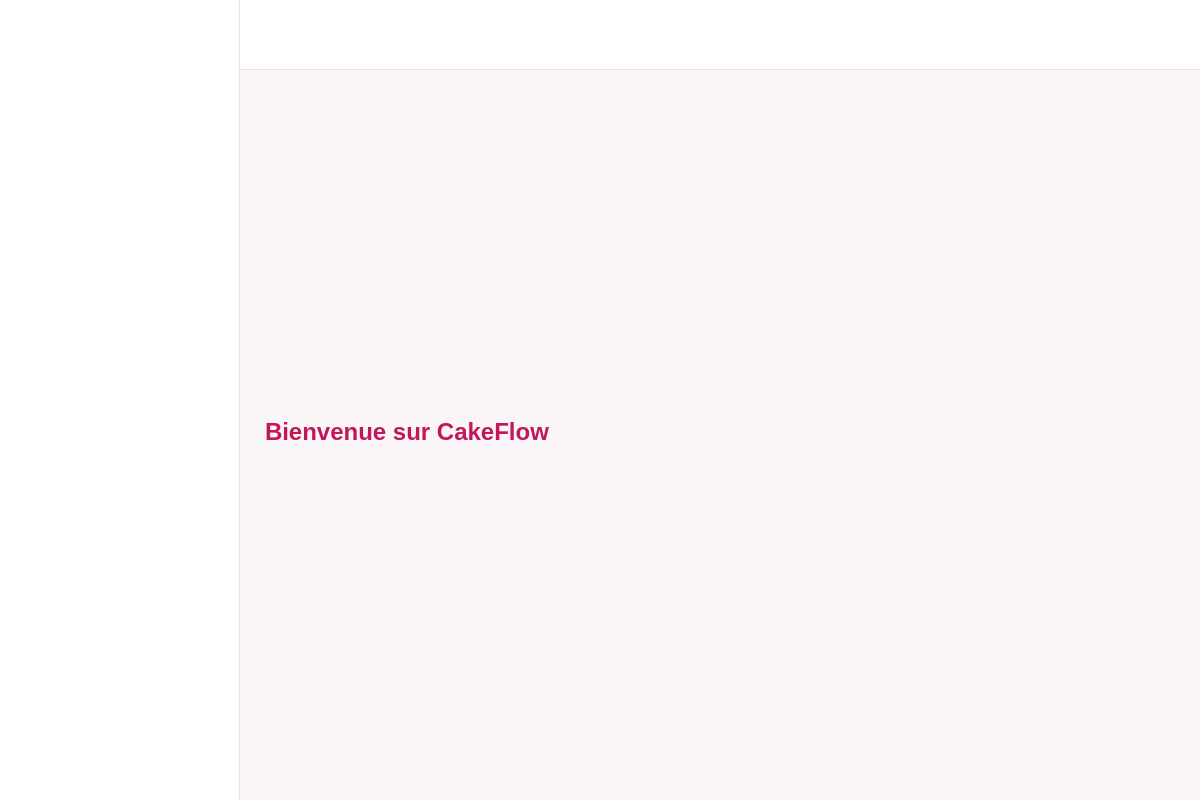
Above: app/ui/Dashboard.ui from HarivonyRAM/CakeFlow before the change. Below: the same form after it.
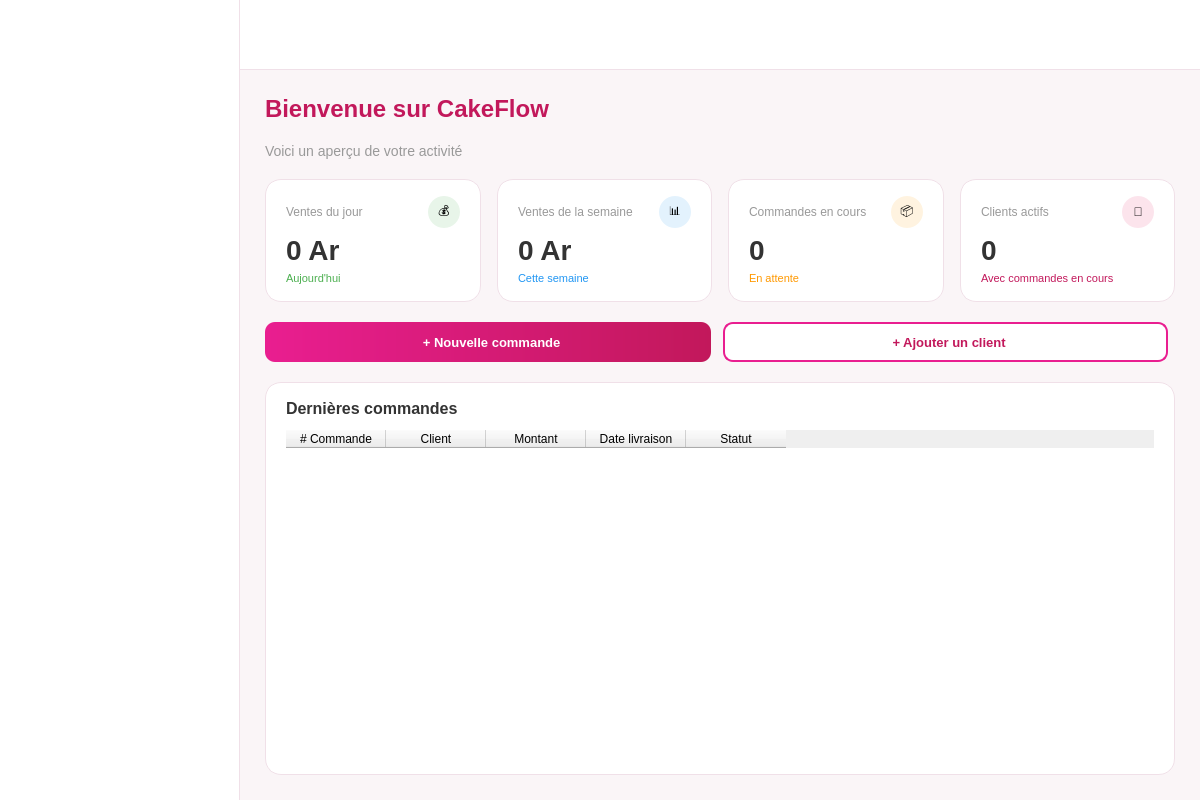
That is the form after the change.

What changed in the file:
```diff
--- a/app/ui/Dashboard.ui
+++ b/app/ui/Dashboard.ui
@@ -129,6 +129,9 @@
          <!-- Page d'accueil par défaut -->
          <widget class="QWidget" name="homePage">
           <layout class="QVBoxLayout" name="homeLayout">
+           <property name="spacing">
+            <number>20</number>
+           </property>
            <property name="leftMargin">
             <number>25</number>
            </property>
@@ -156,12 +159,510 @@
             </widget>
            </item>
            <item>
-            <spacer name="homeBottomSpacer">
-             <property name="orientation">
-              <enum>Qt::Vertical</enum>
+            <widget class="QLabel" name="subtitleLabel">
+             <property name="text">
+              <string>Voici un aperçu de votre activité</string>
              </property>
-            </spacer>
+             <property name="styleSheet">
+              <string notr="true">QLabel {
+    font-size: 14px;
+    color: #999999;
+    margin-top: -10px;
+}</string>
+             </property>
+            </widget>
            </item>
+
+           <!-- ===== Cartes statistiques ===== -->
+           <item>
+            <layout class="QHBoxLayout" name="statsCardsLayout">
+             <property name="spacing">
+              <number>16</number>
+             </property>
+
+             <!-- Carte 1 : Ventes du jour -->
+             <item>
+              <widget class="QFrame" name="cardVentesJour">
+               <property name="minimumSize">
+                <size>
+                 <width>0</width>
+                 <height>120</height>
+                </size>
+               </property>
+               <property name="styleSheet">
+                <string notr="true">QFrame#cardVentesJour {
+    background-color: #ffffff;
+    border: 1px solid #f0e0e8;
+    border-radius: 16px;
+}
+QFrame#cardVentesJour:hover {
+    border-color: #e91e90;
+    background-color: #fffafc;
+}</string>
+               </property>
+               <property name="frameShape">
+                <enum>QFrame::StyledPanel</enum>
+               </property>
+               <layout class="QVBoxLayout" name="cardVentesJourLayout">
+                <property name="leftMargin"><number>20</number></property>
+                <property name="topMargin"><number>16</number></property>
+                <property name="rightMargin"><number>20</number></property>
+                <property name="bottomMargin"><number>16</number></property>
+                <item>
+                 <layout class="QHBoxLayout">
+                  <item>
+                   <widget class="QLabel" name="cardVentesJourTitle">
+                    <property name="text"><string>Ventes du jour</string></property>
+                    <property name="styleSheet">
+                     <string notr="true">QLabel { font-size: 12px; color: #999999; }</string>
+                    </property>
+                   </widget>
+                  </item>
+                  <item>
+                   <spacer><property name="orientation"><enum>Qt::Horizontal</enum></property></spacer>
+                  </item>
+                  <item>
+                   <widget class="QLabel" name="cardVentesJourIcon">
+                    <property name="minimumSize"><size><width>32</width><height>32</height></size></property>
+                    <property name="maximumSize"><size><width>32</width><height>32</height></size></property>
+                    <property name="styleSheet">
+                     <string notr="true">QLabel { background-color: #e8f5e9; border-radius: 16px; padding: 6px; }</string>
+                    </property>
+                    <property name="text"><string>💰</string></property>
+                    <property name="alignment">
+                     <set>Qt::AlignCenter</set>
+                    </property>
+                   </widget>
+                  </item>
+                 </layout>
+                </item>
+                <item>
+                 <widget class="QLabel" name="cardVentesJourValue">
+                  <property name="text"><string>0 Ar</string></property>
+                  <property name="styleSheet">
+                   <string notr="true">QLabel { font-size: 28px; font-weight: bold; color: #333333; }</string>
+                  </property>
+                 </widget>
+                </item>
+                <item>
+                 <widget class="QLabel" name="cardVentesJourSubtext">
+                  <property name="text"><string>Aujourd'hui</string></property>
+                  <property name="styleSheet">
+                   <string notr="true">QLabel { font-size: 11px; color: #4caf50; }</string>
+                  </property>
+                 </widget>
+                </item>
+               </layout>
+              </widget>
+             </item>
+
+             <!-- Carte 2 : Ventes de la semaine -->
+             <item>
+              <widget class="QFrame" name="cardVentesSemaine">
+               <property name="minimumSize">
+                <size>
+                 <width>0</width>
+                 <height>120</height>
+                </size>
+               </property>
+               <property name="styleSheet">
+                <string notr="true">QFrame#cardVentesSemaine {
+    background-color: #ffffff;
+    border: 1px solid #f0e0e8;
+    border-radius: 16px;
+}
+QFrame#cardVentesSemaine:hover {
+    border-color: #e91e90;
+    background-color: #fffafc;
+}</string>
+               </property>
+               <property name="frameShape">
+                <enum>QFrame::StyledPanel</enum>
+               </property>
+               <layout class="QVBoxLayout" name="cardVentesSemaineLayout">
+                <property name="leftMargin"><number>20</number></property>
+                <property name="topMargin"><number>16</number></property>
+                <property name="rightMargin"><number>20</number></property>
+                <property name="bottomMargin"><number>16</number></property>
+                <item>
+                 <layout class="QHBoxLayout">
+                  <item>
+                   <widget class="QLabel" name="cardVentesSemaineTitle">
+                    <property name="text"><string>Ventes de la semaine</string></property>
+                    <property name="styleSheet">
+                     <string notr="true">QLabel { font-size: 12px; color: #999999; }</string>
+                    </property>
+                   </widget>
+                  </item>
+                  <item>
+                   <spacer><property name="orientation"><enum>Qt::Horizontal</enum></property></spacer>
+                  </item>
+                  <item>
+                   <widget class="QLabel" name="cardVentesSemaineIcon">
+                    <property name="minimumSize"><size><width>32</width><height>32</height></size></property>
+                    <property name="maximumSize"><size><width>32</width><height>32</height></size></property>
+                    <property name="styleSheet">
+                     <string notr="true">QLabel { background-color: #e3f2fd; border-radius: 16px; padding: 6px; }</string>
+                    </property>
+                    <property name="text"><string>📊</string></property>
+                    <property name="alignment">
+                     <set>Qt::AlignCenter</set>
+                    </property>
+                   </widget>
+                  </item>
+                 </layout>
+                </item>
+                <item>
+                 <widget class="QLabel" name="cardVentesSemaineValue">
+                  <property name="text"><string>0 Ar</string></property>
+                  <property name="styleSheet">
+                   <string notr="true">QLabel { font-size: 28px; font-weight: bold; color: #333333; }</string>
+                  </property>
+                 </widget>
+                </item>
+                <item>
+                 <widget class="QLabel" name="cardVentesSemaineSubtext">
+                  <property name="text"><string>Cette semaine</string></property>
+                  <property name="styleSheet">
+                   <string notr="true">QLabel { font-size: 11px; color: #2196f3; }</string>
+                  </property>
+                 </widget>
+                </item>
+               </layout>
+              </widget>
+             </item>
+
+             <!-- Carte 3 : Commandes en cours -->
+             <item>
+              <widget class="QFrame" name="cardCommandesEnCours">
+               <property name="minimumSize">
+                <size>
+                 <width>0</width>
+                 <height>120</height>
+                </size>
+               </property>
+               <property name="styleSheet">
+                <string notr="true">QFrame#cardCommandesEnCours {
+    background-color: #ffffff;
+    border: 1px solid #f0e0e8;
+    border-radius: 16px;
+}
+QFrame#cardCommandesEnCours:hover {
+    border-color: #e91e90;
+    background-color: #fffafc;
+}</string>
+               </property>
+               <property name="frameShape">
+                <enum>QFrame::StyledPanel</enum>
+               </property>
+               <layout class="QVBoxLayout" name="cardCommandesLayout">
+                <property name="leftMargin"><number>20</number></property>
+                <property name="topMargin"><number>16</number></property>
+                <property name="rightMargin"><number>20</number></property>
+                <property name="bottomMargin"><number>16</number></property>
+                <item>
+                 <layout class="QHBoxLayout">
+                  <item>
+                   <widget class="QLabel" name="cardCommandesTitle">
+                    <property name="text"><string>Commandes en cours</string></property>
+                    <property name="styleSheet">
+                     <string notr="true">QLabel { font-size: 12px; color: #999999; }</string>
+                    </property>
+                   </widget>
+                  </item>
+                  <item>
+                   <spacer><property name="orientation"><enum>Qt::Horizontal</enum></property></spacer>
+                  </item>
+                  <item>
+                   <widget class="QLabel" name="cardCommandesIcon">
+                    <property name="minimumSize"><size><width>32</width><height>32</height></size></property>
+                    <property name="maximumSize"><size><width>32</width><height>32</height></size></property>
+                    <property name="styleSheet">
+                     <string notr="true">QLabel { background-color: #fff3e0; border-radius: 16px; padding: 6px; }</string>
+                    </property>
+                    <property name="text"><string>📦</string></property>
+                    <property name="alignment">
+                     <set>Qt::AlignCenter</set>
+                    </property>
+                   </widget>
+                  </item>
+                 </layout>
+                </item>
+                <item>
+                 <widget class="QLabel" name="cardCommandesValue">
+                  <property name="text"><string>0</string></property>
+                  <property name="styleSheet">
+                   <string notr="true">QLabel { font-size: 28px; font-weight: bold; color: #333333; }</string>
+                  </property>
+                 </widget>
+                </item>
+                <item>
+                 <widget class="QLabel" name="cardCommandesSubtext">
+                  <property name="text"><string>En attente</string></property>
+                  <property name="styleSheet">
+                   <string notr="true">QLabel { font-size: 11px; color: #ff9800; }</string>
+                  </property>
+                 </widget>
+                </item>
+               </layout>
+              </widget>
+             </item>
+
+             <!-- Carte 4 : Clients actifs -->
+             <item>
+              <widget class="QFrame" name="cardClientsActifs">
+               <property name="minimumSize">
+                <size>
+                 <width>0</width>
+                 <height>120</height>
+                </size>
+               </property>
+               <property name="styleSheet">
+                <string notr="true">QFrame#cardClientsActifs {
+    background-color: #ffffff;
+    border: 1px solid #f0e0e8;
+    border-radius: 16px;
+}
+QFrame#cardClientsActifs:hover {
+    border-color: #e91e90;
+    background-color: #fffafc;
+}</string>
+               </property>
+               <property name="frameShape">
+                <enum>QFrame::StyledPanel</enum>
+               </property>
+               <layout class="QVBoxLayout" name="cardClientsLayout">
+                <property name="leftMargin"><number>20</number></property>
+                <property name="topMargin"><number>16</number></property>
+                <property name="rightMargin"><number>20</number></property>
+                <property name="bottomMargin"><number>16</number></property>
+                <item>
+                 <layout class="QHBoxLayout">
+                  <item>
+                   <widget class="QLabel" name="cardClientsTitle">
+                    <property name="text"><string>Clients actifs</string></property>
+                    <property name="styleSheet">
+                     <string notr="true">QLabel { font-size: 12px; color: #999999; }</string>
+                    </property>
+                   </widget>
+                  </item>
+                  <item>
+                   <spacer><property name="orientation"><enum>Qt::Horizontal</enum></property></spacer>
+                  </item>
+                  <item>
+                   <widget class="QLabel" name="cardClientsIcon">
+                    <property name="minimumSize"><size><width>32</width><height>32</height></size></property>
+                    <property name="maximumSize"><size><width>32</width><height>32</height></size></property>
+                    <property name="styleSheet">
+                     <string notr="true">QLabel { background-color: #fce4ec; border-radius: 16px; padding: 6px; }</string>
+                    </property>
+                    <property name="text"><string>👥</string></property>
+                    <property name="alignment">
+                     <set>Qt::AlignCenter</set>
+                    </property>
+                   </widget>
+                  </item>
+                 </layout>
+                </item>
+                <item>
+                 <widget class="QLabel" name="cardClientsValue">
+                  <property name="text"><string>0</string></property>
+                  <property name="styleSheet">
+                   <string notr="true">QLabel { font-size: 28px; font-weight: bold; color: #333333; }</string>
+                  </property>
+                 </widget>
+                </item>
+                <item>
+                 <widget class="QLabel" name="cardClientsSubtext">
+                  <property name="text"><string>Avec commandes en cours</string></property>
+                  <property name="styleSheet">
+                   <string notr="true">QLabel { font-size: 11px; color: #c2185b; }</string>
+                  </property>
+                 </widget>
+                </item>
+               </layout>
+              </widget>
+             </item>
+
+            </layout>
+           </item>
+
+           <!-- ===== Actions rapides ===== -->
+           <item>
+            <layout class="QHBoxLayout" name="quickActionsLayout">
+             <property name="spacing">
+              <number>12</number>
+             </property>
+             <item>
+              <widget class="QPushButton" name="btnNouvelleCommande">
+               <property name="text">
+                <string>  + Nouvelle commande</string>
+               </property>
+               <property name="minimumSize">
+                <size><width>0</width><height>40</height></size>
+               </property>
+               <property name="cursor">
+                <cursorShape>PointingHandCursor</cursorShape>
+               </property>
+               <property name="styleSheet">
+                <string notr="true">QPushButton {
+    background: qlineargradient(x1:0, y1:0, x2:1, y2:0, stop:0 #e91e90, stop:1 #c2185b);
+    color: #ffffff;
+    border: none;
+    border-radius: 10px;
+    padding: 10px 20px;
+    font-size: 13px;
+    font-weight: bold;
+}
+QPushButton:hover {
+    background: qlineargradient(x1:0, y1:0, x2:1, y2:0, stop:0 #c2185b, stop:1 #ad1457);
+}
+QPushButton:pressed {
+    background-color: #ad1457;
+}</string>
+               </property>
+              </widget>
+             </item>
+             <item>
+              <widget class="QPushButton" name="btnAjouterClient">
+               <property name="text">
+                <string>  + Ajouter un client</string>
+               </property>
+               <property name="minimumSize">
+                <size><width>0</width><height>40</height></size>
+               </property>
+               <property name="cursor">
+                <cursorShape>PointingHandCursor</cursorShape>
+               </property>
+               <property name="styleSheet">
+                <string notr="true">QPushButton {
+    background-color: #ffffff;
+    color: #c2185b;
+    border: 2px solid #e91e90;
+    border-radius: 10px;
+    padding: 10px 20px;
+    font-size: 13px;
+    font-weight: bold;
+}
+QPushButton:hover {
+    background-color: #fff0f3;
+    border-color: #c2185b;
+}
+QPushButton:pressed {
+    background-color: #fce4ec;
+}</string>
+               </property>
+              </widget>
+             </item>
+             <item>
+              <spacer name="quickActionsSpacer">
+               <property name="orientation">
+                <enum>Qt::Horizontal</enum>
+               </property>
+              </spacer>
+             </item>
+            </layout>
+           </item>
+
+           <!-- ===== Tableau des dernières commandes ===== -->
+           <item>
+            <widget class="QFrame" name="recentOrdersFrame">
+             <property name="styleSheet">
+              <string notr="true">QFrame#recentOrdersFrame {
+    background-color: #ffffff;
+    border: 1px solid #f0e0e8;
+    border-radius: 16px;
+}</string>
+             </property>
+             <property name="frameShape">
+              <enum>QFrame::StyledPanel</enum>
+             </property>
+             <layout class="QVBoxLayout" name="recentOrdersLayout">
+              <property name="leftMargin"><number>20</number></property>
+              <property name="topMargin"><number>16</number></property>
+              <property name="rightMargin"><number>20</number></property>
+              <property name="bottomMargin"><number>16</number></property>
+              <property name="spacing"><number>12</number></property>
+              <item>
+               <widget class="QLabel" name="recentOrdersTitle">
+                <property name="text">
+                 <string>Dernières commandes</string>
+                </property>
+                <property name="styleSheet">
+                 <string notr="true">QLabel {
+    font-size: 16px;
+    font-weight: bold;
+    color: #333333;
+}</string>
+                </property>
+               </widget>
+              </item>
+              <item>
+               <widget class="QTableWidget" name="recentOrdersTable">
+                <property name="minimumSize">
+                 <size>
+                  <width>0</width>
+                  <height>200</height>
+                 </size>
+                </property>
+                <property name="editTriggers">
+                 <set>QAbstractItemView::NoEditTriggers</set>
+                </property>
+                <property name="selectionBehavior">
+                 <enum>QAbstractItemView::SelectRows</enum>
+                </property>
+                <property name="alternatingRowColors">
+                 <bool>true</bool>
+                </property>
+                <property name="showGrid">
+                 <bool>false</bool>
+                </property>
+                <property name="columnCount">
+                 <number>5</number>
+                </property>
+                <property name="styleSheet">
+                 <string notr="true">QTableWidget {
+    background-color: #ffffff;
+    border: none;
+    border-radius: 8px;
+    gridline-color: transparent;
+}
+QTableWidget::item {
+    padding: 8px 12px;
+    border-bottom: 1px solid #f5e8ee;
+}
+QTableWidget::item:hover {
+    background-color: #fff0f3;
+}
+QTableWidget::item:selected {
+    background-color: #fce4ec;
+    color: #c2185b;
+}
+QTableWidget::item:alternate {
+    background-color: #fdf8fa;
+}</string>
+                </property>
+                <column>
+                 <property name="text"><string># Commande</string></property>
+                </column>
+                <column>
+                 <property name="text"><string>Client</string></property>
+                </column>
+                <column>
+                 <property name="text"><string>Montant</string></property>
+                </column>
+                <column>
+                 <property name="text"><string>Date livraison</string></property>
+                </column>
+                <column>
+                 <property name="text"><string>Statut</string></property>
+                </column>
+               </widget>
+              </item>
+             </layout>
+            </widget>
+           </item>
+
           </layout>
          </widget>
         </widget>
```
Left out of the diff: 128 changed lines with no effect on the pictures.
